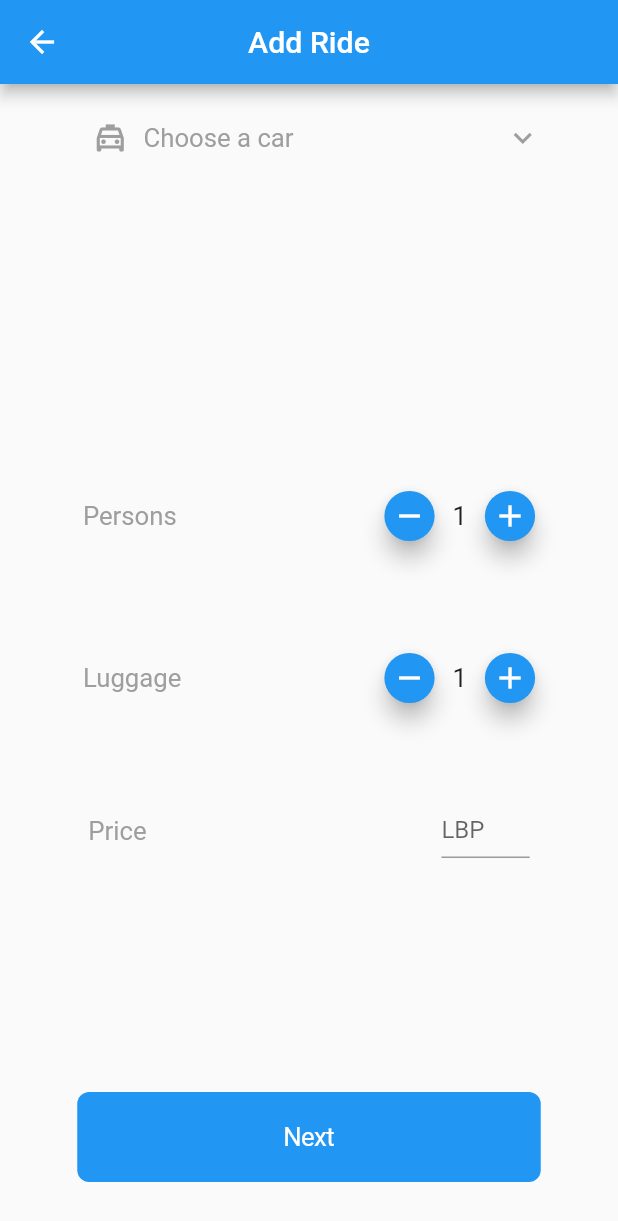
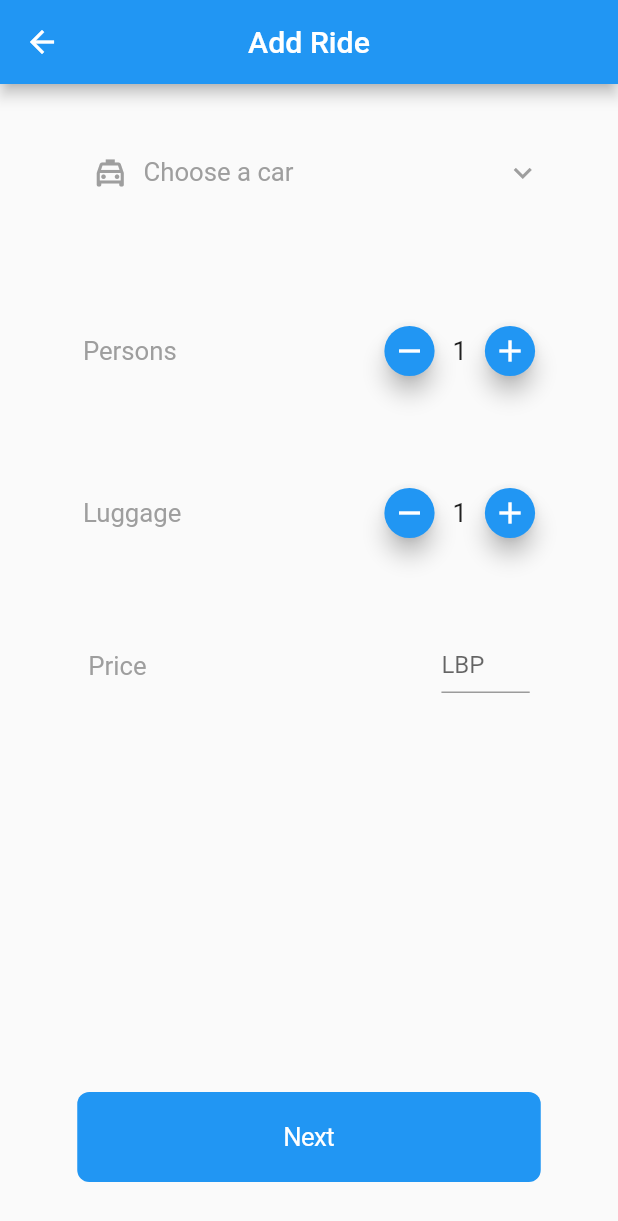
Before and after one commit to Hasankanso/pickapp_flutter, a Flutter app: the AddRidePage3 screen opened by its route, on a phone screen of 412 x 824 dp. Shown: the top 1221 px of the screen. Run offline on Flutter 3.47's test engine with Material 2 defaults, Android fonts, the phone set to English and light mode, and no system bars; our stand-ins replace flutter_datetime_picker, fluttertoast, geolocator, rflutter_alert, rxdart, shared_preferences; missing offline and left inert: backendless_sdk, flutter_google_places, flutter_material_color_picker, google_maps_webservice; accounts and stored records are empty.

Commit message:
adride expensitiaes

```diff
--- a/lib/pages/AddRidePage3.dart
+++ b/lib/pages/AddRidePage3.dart
@@ -30,9 +30,17 @@ class _AddRidePage3State extends State<AddRidePage3> {
           VerticalSpacer(
             height: 20,
           ),
-          ResponsiveWidget(
-            width: 270,
-            height: 150,
+          Row(
+            children: [
+              Expanded(
+                flex: 1,
+                child: SizedBox(),
+              ),
+              Expanded(
+                flex: 6,
+                child: Container(
+                  alignment: Alignment.centerLeft,
+                  constraints: BoxConstraints(minHeight: 70),
                   child: MainExpansionTile(
                     leading: Icon(
                       Icons.local_taxi_outlined,
@@ -49,6 +57,13 @@ class _AddRidePage3State extends State<AddRidePage3> {
                       carTile("BMW", "E90"),
                     ],
                   ),
+                ),
+              ),
+              Expanded(
+                flex: 1,
+                child: SizedBox(),
+              ),
+            ],
           ),
           VerticalSpacer(
             height: 50,
@@ -109,7 +124,6 @@ class _AddRidePage3State extends State<AddRidePage3> {
     );
   }
 
-
   Widget carTile(String brand, String name) {
     return Card(
       elevation: 2.0,
```
Lines whose indentation alone changed are shown as unchanged.
